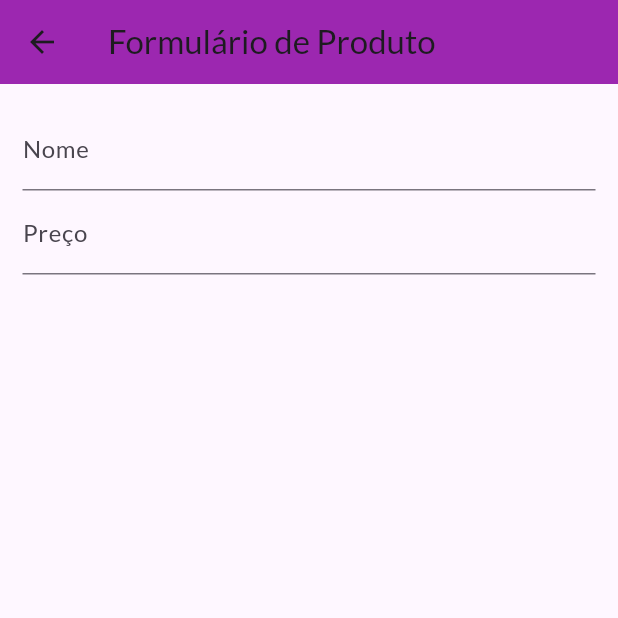
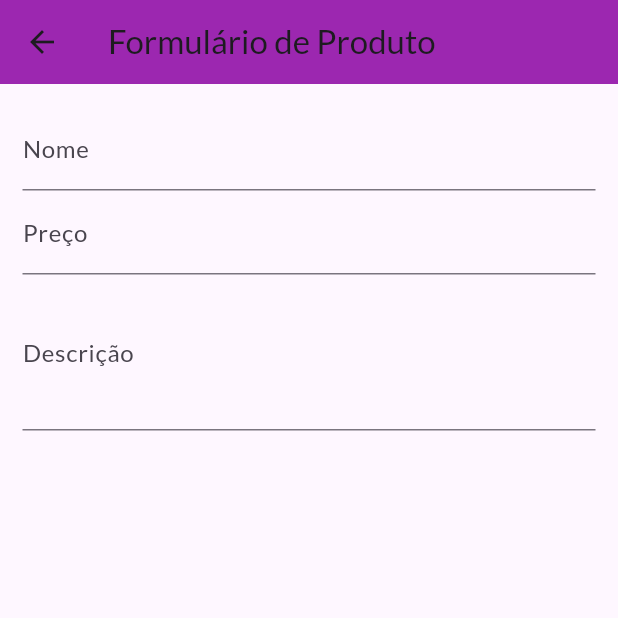
Before and after one commit to LuaDlc/shop, a Flutter app: the ProductFormPage screen opened by its route, on a phone screen of 412 x 824 dp, the top half of it. Run offline on Flutter 3.47's test engine with Material 2 defaults, Android fonts, the phone set to English and light mode, and no system bars; network calls fail.

Commit message:
feat: campo de entrada de multiplas linhas

```diff
--- a/lib/pages/product_form_page.dart
+++ b/lib/pages/product_form_page.dart
@@ -9,6 +9,7 @@ class ProductFormPage extends StatefulWidget {
 
 class _ProductFormPageState extends State<ProductFormPage> {
   final _priceFocus = FocusNode();
+  final _descriptionFocus = FocusNode();
   @override
   Widget build(BuildContext context) {
     return Scaffold(
@@ -33,7 +34,13 @@ class _ProductFormPageState extends State<ProductFormPage> {
                 keyboardType: const TextInputType.numberWithOptions(
                   decimal: true,
                 ),
-              )
+              ),
+              TextFormField(
+                decoration: const InputDecoration(labelText: 'Descrição'),
+                focusNode: _descriptionFocus,
+                keyboardType: TextInputType.multiline,
+                maxLines: 3,
+              ),
             ],
           )),
         ));
```
